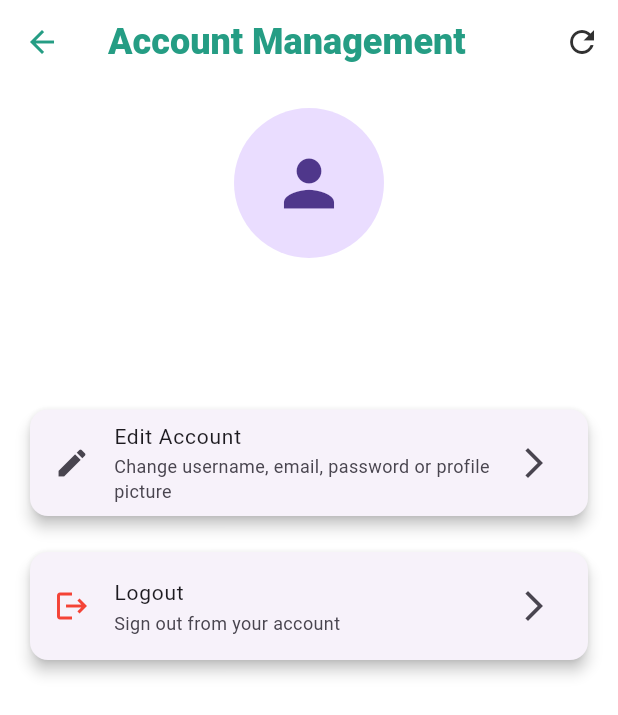
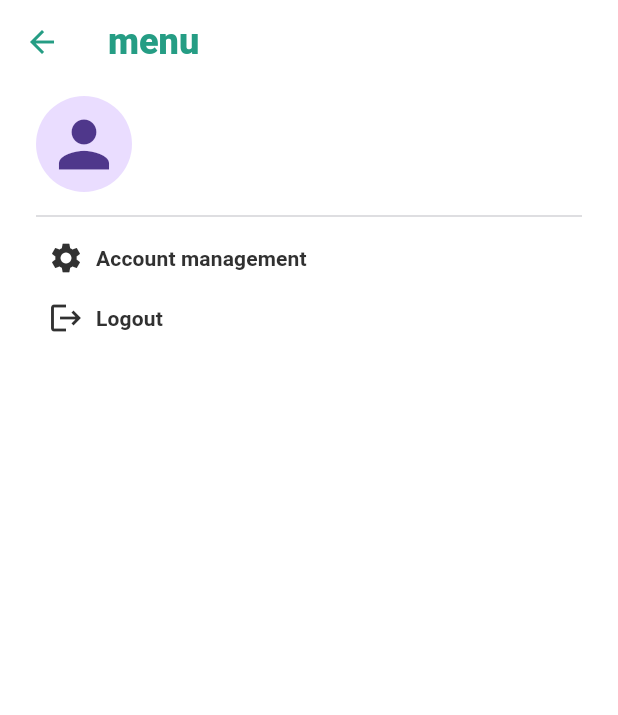
Before and after one commit to Imacancer/AppDev-ChatApp-, a Flutter app: the _AccountManagementContent screen opened directly, on a phone screen of 412 x 824 dp. Shown: the top 715 px of the screen. Run offline on Flutter 3.47's test engine with Material 3 defaults, Android fonts, the phone set to English and light mode, and no system bars; our stand-ins replace flutter_secure_storage, image_picker, shared_preferences, socket_io_client; missing offline and left inert: encrypt, pointycastle; accounts and stored records are empty; network calls fail.

Commit message:
Added account management

```diff
--- a/libbit_chat_app/lib/app.dart
+++ b/libbit_chat_app/lib/app.dart
@@ -19,6 +19,7 @@ class MyApp extends StatelessWidget {
         ChangeNotifierProvider(create: (_) => AccountController()),
       ],
       child: MaterialApp(
+        debugShowCheckedModeBanner: false,
         title: 'Libbit Link',
         theme: CustomAppTheme.lightTheme,
         home: const AuthenticationScreen(),
--- a/libbit_chat_app/lib/features/account_management/ui/screens/account_management_screen.dart
+++ b/libbit_chat_app/lib/features/account_management/ui/screens/account_management_screen.dart
@@ -1,7 +1,9 @@
+import 'package:flutter/cupertino.dart';
 import 'package:flutter/material.dart';
 import 'package:libbit_chat_app/features/account_management/services/account_service.dart';
 import 'package:libbit_chat_app/features/account_management/ui/screens/edit_account_screen.dart';
 import 'package:libbit_chat_app/features/authentication/ui/screens/authentication_screen.dart';
+import 'package:libbit_chat_app/utils/constants/color_constants.dart';
 import 'package:provider/provider.dart';
 import 'package:libbit_chat_app/features/account_management/controllers/account_controller.dart';
 
@@ -103,12 +105,18 @@ class _AccountManagementContent extends StatelessWidget {
     final theme = Theme.of(context);
 
     if (accountController.isLoading) {
-      return const Scaffold(body: Center(child: CircularProgressIndicator()));
+      return Scaffold(
+        body: Center(
+          child: CircularProgressIndicator(
+            color: Theme.of(context).primaryColor,
+          ),
+        ),
+      );
     }
 
     if (user == null) {
       return Scaffold(
-        appBar: AppBar(title: const Text('Account')),
+        appBar: AppBar(title: const Text('Menu')),
         body: Center(
           child: Column(
             mainAxisAlignment: MainAxisAlignment.center,
@@ -130,56 +138,69 @@ class _AccountManagementContent extends StatelessWidget {
     }
 
     return Scaffold(
-      appBar: AppBar(
-        title: const Text('Account Management'),
-        actions: [
-          IconButton(
-            icon: const Icon(Icons.refresh),
-            onPressed: accountController.refreshUserData,
-            tooltip: 'Refresh',
-          ),
-        ],
-      ),
+      appBar: AppBar(title: const Text('menu')),
       body: RefreshIndicator(
         onRefresh: accountController.refreshUserData,
+        color: Theme.of(context).primaryColor,
         child: SingleChildScrollView(
           physics: const AlwaysScrollableScrollPhysics(),
-          padding: const EdgeInsets.all(16.0),
+          padding: const EdgeInsets.symmetric(horizontal: 16.0),
           child: Column(
             crossAxisAlignment: CrossAxisAlignment.center,
             children: [
-              // Profile picture
+              Padding(
+                padding: const EdgeInsets.symmetric(
+                  vertical: 8.0,
+                  horizontal: 8.0,
+                ),
+                child: Row(
+                  children: [
                     CircleAvatar(
-                radius: 50,
+                      radius: 32,
                       backgroundImage:
                           user.profilePicture != null &&
                                   user.profilePicture!.isNotEmpty
                               ? NetworkImage(user.profilePicture!)
                               : null,
                       child:
-                    user.profilePicture == null || user.profilePicture!.isEmpty
+                          user.profilePicture == null ||
+                                  user.profilePicture!.isEmpty
                               ? const Icon(Icons.person, size: 50)
                               : null,
                     ),
-              const SizedBox(height: 16),
 
-              // Username and email
-              Text(user.username, style: theme.textTheme.headlineSmall),
-              const SizedBox(height: 8),
-              Text(user.email, style: theme.textTheme.bodyLarge),
+                    const SizedBox(width: 16.0),
 
-              const SizedBox(height: 32),
+                    Column(
+                      crossAxisAlignment: CrossAxisAlignment.start,
+                      children: [
+                        Text(
+                          user.username,
+                          style: theme.textTheme.headlineSmall,
+                        ),
+
+                        const SizedBox(height: 4),
+
+                        Text(
+                          user.email,
+                          style: Theme.of(context).textTheme.bodyMedium
+                              ?.copyWith(color: ColorConstants.neutralMedium),
+                        ),
+                      ],
+                    ),
+                  ],
+                ),
+              ),
+
+              Divider(
+                height: 16.0,
+                indent: 8.0,
+                endIndent: 8.0,
+                color: ColorConstants.neutralMedium.withAlpha(100),
+              ),
 
               // Account Management Card
-              Card(
-                elevation: 4,
-                child: ListTile(
-                  leading: const Icon(Icons.edit),
-                  title: const Text('Edit Account'),
-                  subtitle: const Text(
-                    'Change username, email, password or profile picture',
-                  ),
-                  trailing: const Icon(Icons.arrow_forward_ios),
+              InkWell(
                 onTap: () {
                   Navigator.of(context).push(
                     MaterialPageRoute(
@@ -187,20 +208,53 @@ class _AccountManagementContent extends StatelessWidget {
                     ),
                   );
                 },
+                child: Padding(
+                  padding: const EdgeInsets.symmetric(
+                    vertical: 8.0,
+                    horizontal: 16.0,
+                  ),
+                  child: Row(
+                    children: [
+                      Icon(
+                        Icons.settings,
+                        size: 24.0,
+                        color: ColorConstants.neutralDark,
+                      ),
+                      const SizedBox(width: 8.0),
+                      Text(
+                        'Account management',
+                        style: Theme.of(context).textTheme.labelLarge?.copyWith(
+                          color: ColorConstants.neutralDark,
+                        ),
+                      ),
+                    ],
+                  ),
                 ),
               ),
 
-              const SizedBox(height: 16),
-
-              // Logout Card
-              Card(
-                elevation: 4,
-                child: ListTile(
-                  leading: const Icon(Icons.logout, color: Colors.red),
-                  title: const Text('Logout'),
-                  subtitle: const Text('Sign out from your account'),
-                  trailing: const Icon(Icons.arrow_forward_ios),
+              InkWell(
                 onTap: () => _handleLogout(context),
+                child: Padding(
+                  padding: const EdgeInsets.symmetric(
+                    vertical: 8.0,
+                    horizontal: 16.0,
+                  ),
+                  child: Row(
+                    children: [
+                      Icon(
+                        Icons.logout,
+                        size: 24.0,
+                        color: ColorConstants.neutralDark,
+                      ),
+                      const SizedBox(width: 8.0),
+                      Text(
+                        'Logout',
+                        style: Theme.of(context).textTheme.labelLarge?.copyWith(
+                          color: ColorConstants.neutralDark,
+                        ),
+                      ),
+                    ],
+                  ),
                 ),
               ),
 
--- a/libbit_chat_app/lib/features/chat/ui/screens/chat_list_screen.dart
+++ b/libbit_chat_app/lib/features/chat/ui/screens/chat_list_screen.dart
@@ -105,10 +105,8 @@ class _ChatListScreenState extends State<ChatListScreen> {
 
   Widget _buildBody(ChatListController controller) {
     if (controller.isLoading) {
-      return const Center(
-        child: CircularProgressIndicator(
-          color: ColorConstants.highlightPrimary,
-        ),
+      return Center(
+        child: CircularProgressIndicator(color: Theme.of(context).primaryColor),
       );
     }
 
--- a/libbit_chat_app/lib/features/chat/ui/screens/chat_screen.dart
+++ b/libbit_chat_app/lib/features/chat/ui/screens/chat_screen.dart
@@ -180,9 +180,9 @@ class _ChatScreenState extends State<ChatScreen> with WidgetsBindingObserver {
                 child: Consumer<MessageController>(
                   builder: (context, controller, _) {
                     if (controller.isLoading) {
-                      return const Center(
+                      return Center(
                         child: CircularProgressIndicator(
-                          color: ColorConstants.highlightPrimary,
+                          color: Theme.of(context).primaryColor,
                         ),
                       );
                     }
--- a/libbit_chat_app/lib/features/chat/ui/widgets/message_input_widget.dart
+++ b/libbit_chat_app/lib/features/chat/ui/widgets/message_input_widget.dart
@@ -59,9 +59,9 @@ class MessageInputWidget extends StatelessWidget {
           Row(
             children: [
               IconButton(
-                icon: const Icon(
+                icon: Icon(
                   CupertinoIcons.photo,
-                  color: ColorConstants.highlightPrimary,
+                  color: Theme.of(context).primaryColor,
                 ),
                 onPressed: () => onAttachmentPressed(),
               ),
--- a/libbit_chat_app/lib/navigation/ui/widgets/custom_navigation_bar.dart
+++ b/libbit_chat_app/lib/navigation/ui/widgets/custom_navigation_bar.dart
@@ -28,7 +28,7 @@ class CustomBottomNavigationBar extends StatelessWidget {
           NavigationDestination(
             icon: Icon(CupertinoIcons.ellipsis),
             selectedIcon: Icon(CupertinoIcons.ellipsis),
-            label: 'Settings',
+            label: 'More',
           ),
         ],
       ),
```
Also changed, not shown: libbit_chat_app/flutter_native_splash.yaml (added, +9 -0 lines), libbit_chat_app/lib/features/account_management/ui/screens/edit_account_screen.dart (+67 -63 lines), libbit_chat_app/lib/features/authentication/ui/screens/authentication_screen.dart (+10 -3 lines), libbit_chat_app/lib/features/authentication/ui/widgets/authentication_form_widget.dart (+31 -6 lines), libbit_chat_app/pubspec.yaml (+3 -5 lines), libbit_chat_app/pubspec.lock, 9 other files. Lines whose indentation alone changed are shown as unchanged.
